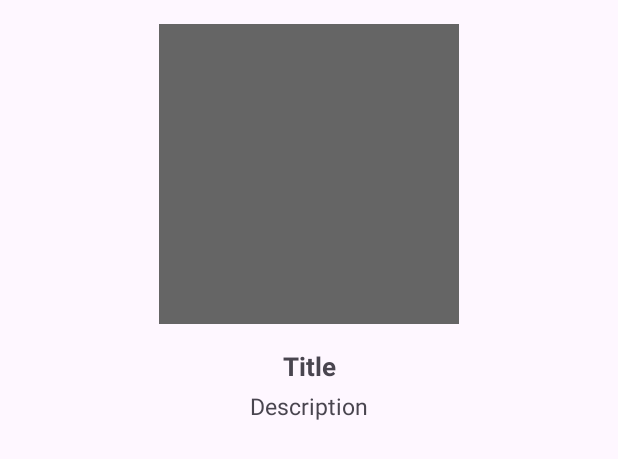
After one commit to danielaquaries20/HelloWorld, an Android app: the layout activity_detail_product.xml on its own in the app's theme, with its tools: preview values and no code run, on a phone screen of 412 x 824 dp. The commit adds this screen. Shown: the top 459 px of the screen. Run offline under Robolectric (Android 15) with nearby library versions, the phone set to English and light mode, and no system bars.

Commit message:
Kelas Industri Middle - API Image Loader.

```diff
--- a/app/src/main/java/com/daniel/helloworld/pertemuan12/data/DataProduct.kt
+++ b/app/src/main/java/com/daniel/helloworld/pertemuan12/data/DataProduct.kt
@@ -9,4 +9,6 @@ data class DataProduct(
     val title: String,
     @SerializedName("description")
     val description: String,
+    @SerializedName("thumbnail")
+    val thumbnail: String,
 )
--- /dev/null
+++ b/app/src/main/res/layout/activity_detail_product.xml
@@ -0,0 +1,54 @@
+<?xml version="1.0" encoding="utf-8"?>
+
+<layout>
+
+    <data>
+
+        <variable
+            name="data"
+            type="com.daniel.helloworld.pertemuan12.data.DataProduct" />
+
+    </data>
+
+    <LinearLayout xmlns:android="http://schemas.android.com/apk/res/android"
+        xmlns:tools="http://schemas.android.com/tools"
+        android:id="@+id/main"
+        android:layout_width="match_parent"
+        android:layout_height="match_parent"
+        android:orientation="vertical"
+        tools:context=".pertemuan12.DetailProductActivity">
+
+        <ImageView
+            android:id="@+id/iv_photo"
+            android:layout_width="200dp"
+            android:layout_height="200dp"
+            android:layout_gravity="center"
+            android:layout_margin="16dp"
+            urlImage='@{data.thumbnail}'
+            android:src="@color/dark_gray" />
+
+        <TextView
+            android:layout_width="match_parent"
+            android:layout_height="wrap_content"
+            android:layout_marginHorizontal="16dp"
+            android:text='@{data.title}'
+            android:textAlignment="center"
+            android:textSize="17sp"
+            android:textStyle="bold"
+            tools:text="Title" />
+
+        <TextView
+            android:layout_width="match_parent"
+            android:layout_height="wrap_content"
+            android:layout_marginHorizontal="16dp"
+            android:layout_marginTop="4dp"
+            android:text='@{data.description}'
+            android:textAlignment="center"
+            android:textSize="15sp"
+            android:textStyle="normal"
+            tools:text="Description" />
+
+
+    </LinearLayout>
+
+</layout>
--- a/app/src/main/res/layout/item_friend.xml
+++ b/app/src/main/res/layout/item_friend.xml
@@ -3,6 +3,7 @@
 <layout>
 
     <data>
+
         <variable
             name="data"
             type="com.daniel.helloworld.pertemuan12.data.DataProduct" />
@@ -22,6 +23,7 @@
 
             <ImageView
                 android:id="@+id/iv_photo"
+                urlImage='@{data.thumbnail}'
                 android:layout_width="80dp"
                 android:layout_height="80dp"
                 android:layout_margin="16dp"
```
Also changed, not shown: app/src/main/AndroidManifest.xml (+8 -6 lines), app/src/main/java/com/daniel/helloworld/pertemuan12/DetailProductActivity.kt (added, +38 -0 lines), app/src/main/java/com/daniel/helloworld/pertemuan12/ListFriendActivity.kt (+13 -1 lines).
